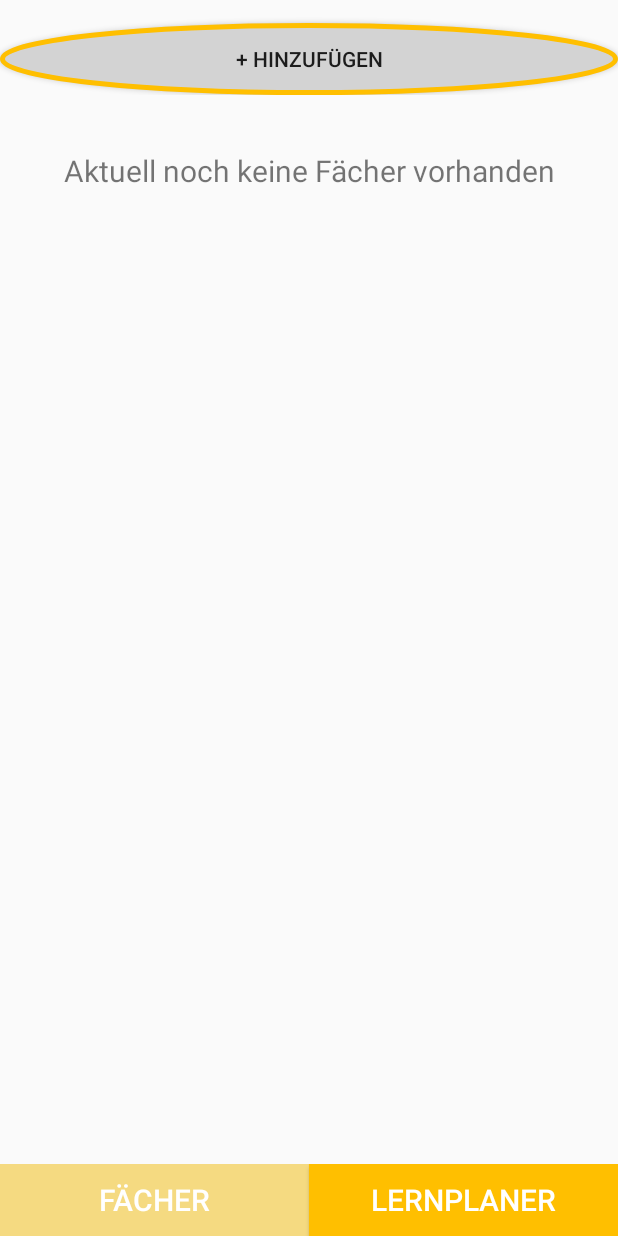
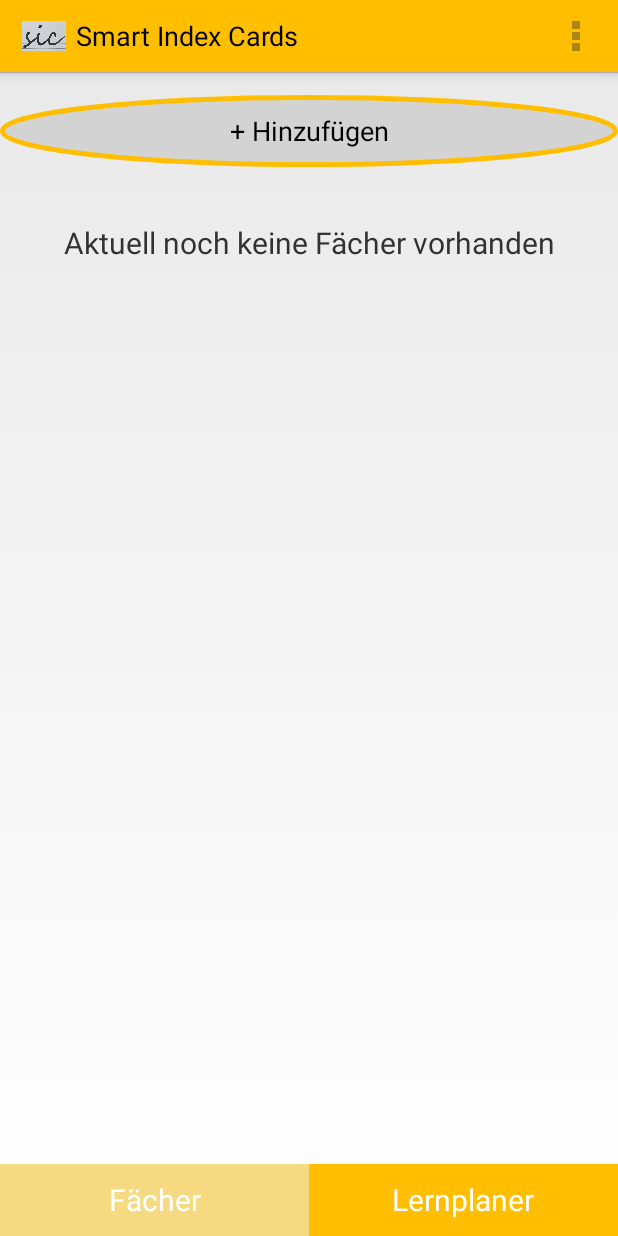
Before and after one commit to timokrapf/SICSmartIndexCards, an Android app: the StartActivity screen opened directly, with no data from a screen before it, on a phone screen of 412 x 824 dp. Run offline under Robolectric (Android 15) with nearby library versions, the phone set to English and light mode, and no system bars; our stand-ins replace Room's generated code; libraries missing offline, so code that uses them is left out: android.arch.persistence.

Commit message:
ActionBar1 partially working (delete button not working yet)

```diff
--- a/app/src/main/java/com/example/timokrapf/sic_smartindexcards/StartActivity.java
+++ b/app/src/main/java/com/example/timokrapf/sic_smartindexcards/StartActivity.java
@@ -44,7 +44,14 @@ public class StartActivity extends FragmentActivity implements AddButtonFragment
         setClickListener();
 
 
-        //test if push works
+        initActionBar();
+    }
+
+
+
+    private void initActionBar(){
+        getActionBar().setTitle("Smart Index Cards");
+        getActionBar().setIcon(R.drawable.logo_sic);
     }
 
     /*
--- a/app/src/main/res/menu/menu_actionbar.xml
+++ b/app/src/main/res/menu/menu_actionbar.xml
@@ -5,7 +5,7 @@
     <item
         android:id = "@+id/delete_button_actionbar"
         android:title = "@string/delete_button_actionbar"
-        app:showAsAction = "ifRoom"
+        app:showAsAction = "always"
         android:icon = "@drawable/delete_button_bin"/>
 
     <item
--- a/app/src/main/res/values/strings.xml
+++ b/app/src/main/res/values/strings.xml
@@ -34,4 +34,5 @@
     <string name="settings_test2_toggle">toggle something</string>
     <string name="settings_test3">Test-Einstellung3</string>
     <string name="settings_test3_radio">Test-RadioButton</string>
+    <string name="actionbar_title">Smart Index Cards</string>
 </resources>
--- a/app/src/main/res/values/styles.xml
+++ b/app/src/main/res/values/styles.xml
@@ -1,7 +1,7 @@
 <resources>
 
     <!-- Base application theme. -->
-    <style name="AppTheme" parent="Theme.AppCompat.Light.DarkActionBar">
+    <style name="AppTheme" parent="android:Theme.Holo.Light">
         <!-- Customize your theme here. -->
         <item name="colorPrimary">@color/colorPrimary</item>
         <item name="colorPrimaryDark">@color/colorPrimaryDark</item>
```
